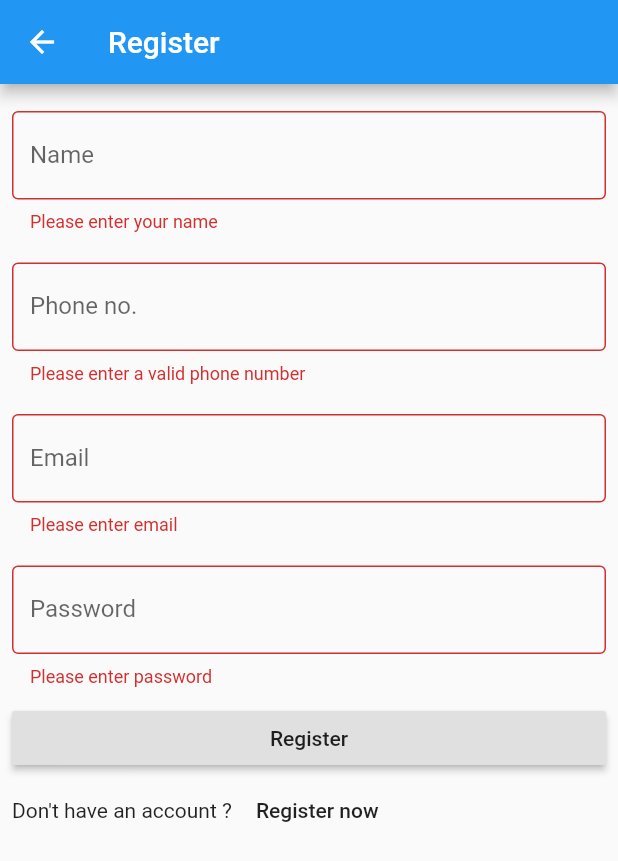
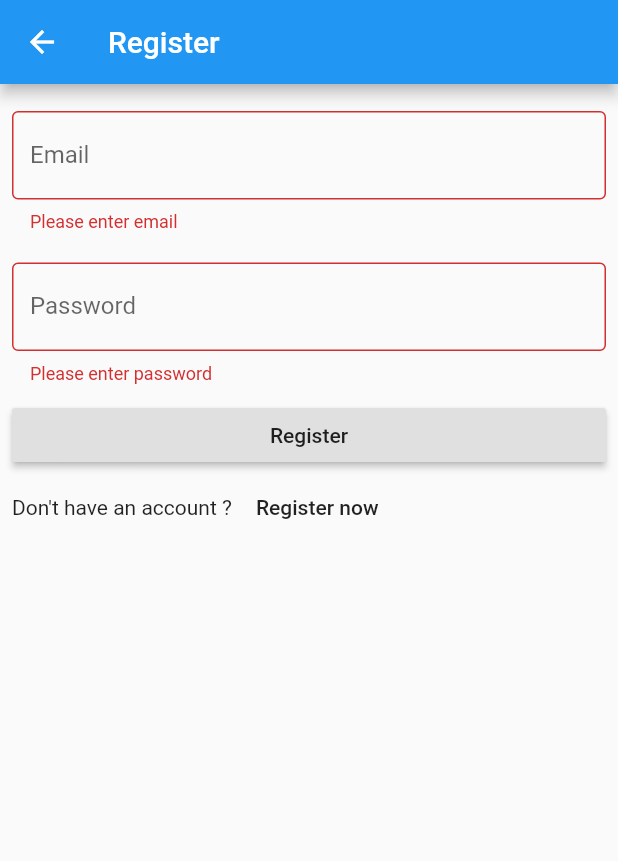
Before and after one commit to deliciafernandes/Alert, a Flutter app: the RegisterScreen screen opened directly, after a tap on "Register", on a phone screen of 412 x 824 dp. Shown: the top 861 px of the screen. Run offline on Flutter 3.47's test engine with Material 2 defaults, Android fonts, the phone set to English and light mode, and no system bars; our stand-ins replace camera, firebase_auth, firebase_core, flutter_screenutil, location, permission_handler; missing offline and left inert: contact_picker; accounts and stored records are empty.

Commit message:
valid auth

```diff
--- a/lib/views/mainPage.dart
+++ b/lib/views/mainPage.dart
@@ -10,7 +10,7 @@ class MainPage extends StatefulWidget {
 }
 
 class _MainPageState extends State<MainPage> {
-  int _index = 1;
+  int _index = 2;
 
   List<Widget> _widgetList = [
     NearbyHospitalScreen(),
--- a/lib/views/register_screen.dart
+++ b/lib/views/register_screen.dart
@@ -1,3 +1,4 @@
+import 'package:firebase_auth/firebase_auth.dart';
 import "package:flutter/material.dart";
 
 // screens
@@ -10,25 +11,45 @@ class RegisterScreen extends StatefulWidget {
 
 class _RegisterScreenState extends State<RegisterScreen> {
   final _formKey = GlobalKey<FormState>();
-  final _nameController = TextEditingController();
-  final _phoneController = TextEditingController();
+  // final _nameController = TextEditingController();
+  // final _phoneController = TextEditingController();
   final _emailController = TextEditingController();
   final _passwordController = TextEditingController();
+
+  final FirebaseAuth _auth = FirebaseAuth.instance;
 
   Future<void> _submit() async {
     // Perform submit action
 
     if (_formKey.currentState.validate()) {
       // Form validation success
+      try {
+        final newUser = await _auth.createUserWithEmailAndPassword(
+          email: _emailController.text,
+          password: _passwordController.text,
+        );
+      } catch (e) {
+        print(e);
+      }
 
       // if everything was a success
-      Navigator.push(
-        context,
-        MaterialPageRoute(
-          builder: (context) => AddEmergencyContactsScreen(),
-        ),
-      );
+      // Navigator.push(
+      //   context,
+      //   MaterialPageRoute(
+      //     builder: (context) => AddEmergencyContactsScreen(),
+      //   ),
+      // );
     }
+  }
+
+  Widget _inputField(Widget widget) {
+    return Padding(
+      padding: const EdgeInsets.symmetric(
+        horizontal: 0.0,
+        vertical: 10.0,
+      ),
+      child: widget,
+    );
   }
 
   @override
@@ -46,40 +67,40 @@ class _RegisterScreenState extends State<RegisterScreen> {
               child: Column(
                 crossAxisAlignment: CrossAxisAlignment.stretch,
                 children: <Widget>[
-                  _inputField(
-                    TextFormField(
-                      decoration: const InputDecoration(
-                        labelText: "Name",
-                        border: OutlineInputBorder(),
-                      ),
-                      controller: _nameController,
-                      textInputAction: TextInputAction.next,
-                      textCapitalization: TextCapitalization.words,
-                      validator: (value) {
-                        if (value.isEmpty) {
-                          return "Please enter your name";
-                        }
-                        return null;
-                      },
-                    ),
-                  ),
-                  _inputField(
-                    TextFormField(
-                      decoration: const InputDecoration(
-                        labelText: "Phone no.",
-                        border: OutlineInputBorder(),
-                      ),
-                      controller: _phoneController,
-                      textInputAction: TextInputAction.next,
-                      keyboardType: TextInputType.phone,
-                      validator: (value) {
-                        if (value.isEmpty) {
-                          return "Please enter a valid phone number";
-                        }
-                        return null;
-                      },
-                    ),
-                  ),
+                  // _inputField(
+                  //   TextFormField(
+                  //     decoration: const InputDecoration(
+                  //       labelText: "Name",
+                  //       border: OutlineInputBorder(),
+                  //     ),
+                  //     controller: _nameController,
+                  //     textInputAction: TextInputAction.next,
+                  //     textCapitalization: TextCapitalization.words,
+                  //     validator: (value) {
+                  //       if (value.isEmpty) {
+                  //         return "Please enter your name";
+                  //       }
+                  //       return null;
+                  //     },
+                  //   ),
+                  // ),
+                  // _inputField(
+                  //   TextFormField(
+                  //     decoration: const InputDecoration(
+                  //       labelText: "Phone no.",
+                  //       border: OutlineInputBorder(),
+                  //     ),
+                  //     controller: _phoneController,
+                  //     textInputAction: TextInputAction.next,
+                  //     keyboardType: TextInputType.phone,
+                  //     validator: (value) {
+                  //       if (value.isEmpty) {
+                  //         return "Please enter a valid phone number";
+                  //       }
+                  //       return null;
+                  //     },
+                  //   ),
+                  // ),
                   _inputField(
                     TextFormField(
                       decoration: const InputDecoration(
@@ -136,14 +157,4 @@ class _RegisterScreenState extends State<RegisterScreen> {
       ),
     );
   }
-
-  Widget _inputField(Widget widget) {
-    return Padding(
-      padding: const EdgeInsets.symmetric(
-        horizontal: 0.0,
-        vertical: 10.0,
-      ),
-      child: widget,
-    );
-  }
 }
```
Also changed, not shown: lib/main.dart (+8 -3 lines), lib/views/account.dart (+105 -2 lines), lib/views/login_screen.dart (+6 -2 lines).
